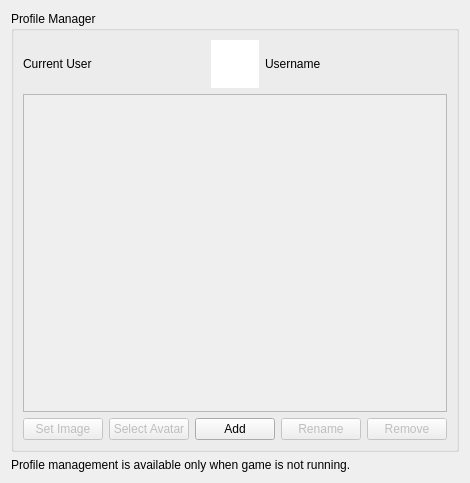
Qt form src/yuzu/configuration/configure_profile_manager.ui (rorrim-rorrim/eden-alt) before a commit.
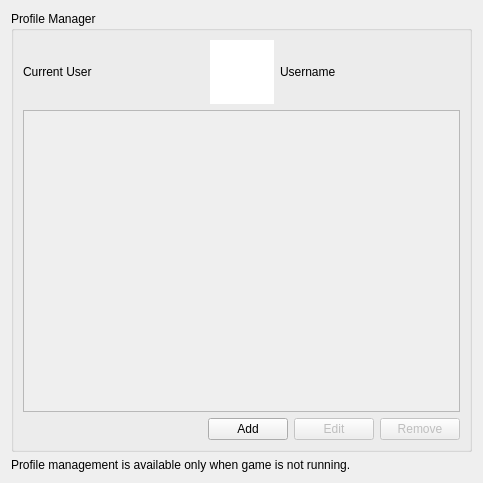
The same form after that commit.

Commit message: Fix race conditions

Diff of the .ui file:
```diff
--- a/src/yuzu/configuration/configure_profile_manager.ui
+++ b/src/yuzu/configuration/configure_profile_manager.ui
@@ -6,7 +6,7 @@
    <rect>
     <x>0</x>
     <y>0</y>
-    <width>390</width>
+    <width>483</width>
     <height>483</height>
    </rect>
   </property>
@@ -47,14 +47,14 @@
            <widget class="QGraphicsView" name="current_user_icon">
             <property name="minimumSize">
              <size>
-              <width>48</width>
-              <height>48</height>
+              <width>64</width>
+              <height>64</height>
              </size>
             </property>
             <property name="maximumSize">
              <size>
-              <width>48</width>
-              <height>48</height>
+              <width>64</width>
+              <height>64</height>
              </size>
             </property>
             <property name="frameShape">
@@ -107,26 +107,6 @@
         </item>
         <item row="2" column="0">
          <layout class="QHBoxLayout" name="horizontalLayout_3">
-          <item>
-           <widget class="QPushButton" name="pm_set_image">
-            <property name="enabled">
-             <bool>false</bool>
-            </property>
-            <property name="text">
-             <string>Set Image</string>
-            </property>
-           </widget>
-          </item>
-          <item>
-           <widget class="QPushButton" name="pm_select_avatar">
-            <property name="enabled">
-             <bool>false</bool>
-            </property>
-            <property name="text">
-             <string>Select Avatar</string>
-            </property>
-           </widget>
-          </item>
           <item>
            <spacer name="horizontalSpacer">
             <property name="orientation">
@@ -153,7 +133,7 @@
              <bool>false</bool>
             </property>
             <property name="text">
-             <string>Rename</string>
+             <string>Edit</string>
             </property>
            </widget>
           </item>
```
Left out of the diff: 18 changed lines with no effect on the pictures. The commit also changes 2 other files.
